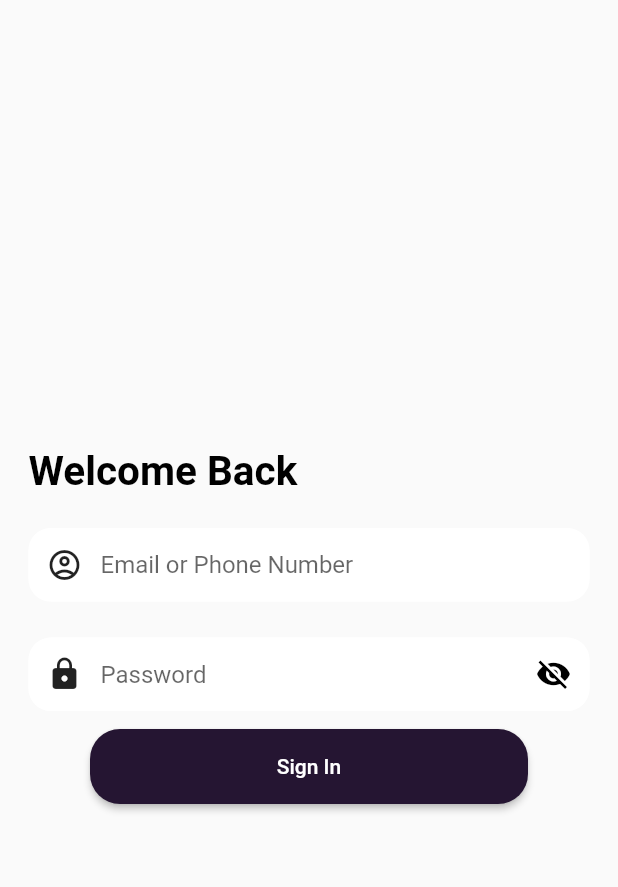
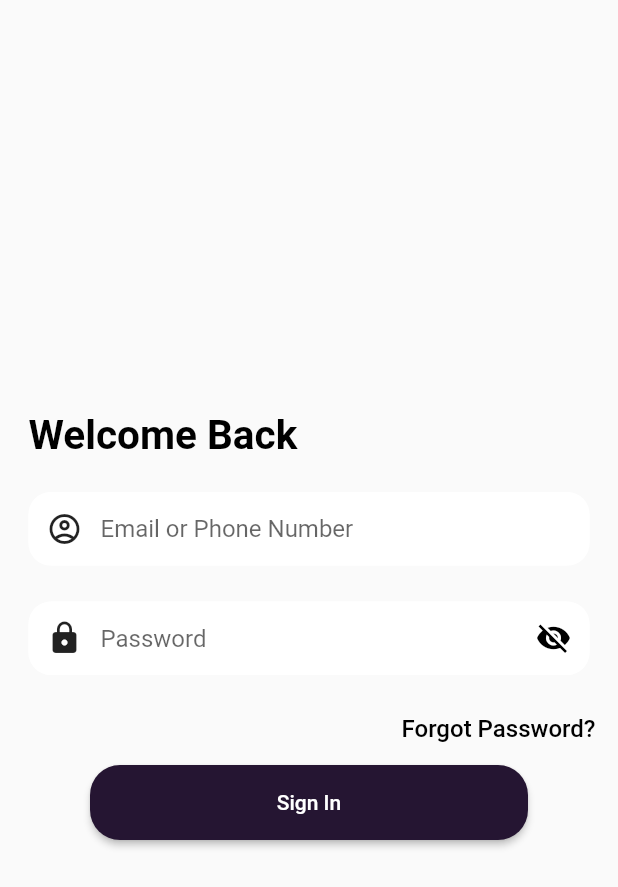
Before and after one commit to sonysn/waya-driver-ui, a Flutter app: the LoginPage screen opened directly, on a phone screen of 412 x 824 dp. Shown: the top 887 px of the screen. Run offline on Flutter 3.47's test engine with Material 2 defaults, Android fonts, the phone set to English and light mode, and no system bars; our stand-ins replace file_picker, firebase_core, firebase_messaging, flutter_local_notifications, flutter_svg, geocoding and 6 more; missing offline and left inert: flutter_inappwebview; accounts and stored records are empty.

Commit message:
forgot password

```diff
--- a/lib/screens/loginpage.dart
+++ b/lib/screens/loginpage.dart
@@ -7,7 +7,7 @@ import 'package:waya_driver/screens/bottom_nav.dart';
 import 'package:waya_driver/colorscheme.dart';
 import 'package:shared_preferences/shared_preferences.dart';
 import 'package:firebase_messaging/firebase_messaging.dart';
-
+import 'package:waya_driver/screens/forgotpassword.dart';
 class LoginPage extends StatefulWidget {
   const LoginPage({Key? key}) : super(key: key);
 
@@ -238,6 +238,29 @@ class _LoginPageState extends State<LoginPage> {
                   //     });
                   //   },
                   // ),
+                  Align(
+                    alignment: Alignment.centerRight,
+                    child: TextButton(
+                      onPressed: () {
+                        // Navigate to the forgot password page
+                        Navigator.push(
+                          context,
+                          MaterialPageRoute(
+                            builder: (BuildContext context) {
+                              return const ForgotPasswordPage();
+                            },
+                          ),
+                        );
+                      },
+                      child: const Text(
+                        'Forgot Password?',
+                        style: TextStyle(
+                          color: Colors.black,
+                          fontSize: 16,
+                        ),
+                      ),
+                    ),
+                  ),
                   Center(
                     child: ElevatedButton(
                         onPressed: () async {
```
